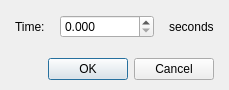
Old version of the form Editor/Dialogs/Commands/dialogcommandwait.ui in the repository RPG-Paper-Maker/RPG-Paper-Maker.
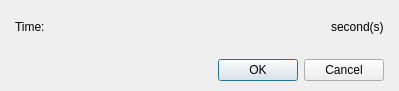
New version of the form. Custom widgets are drawn as their Qt base class.

The edit to the form file:
```diff
--- a/Editor/Dialogs/Commands/dialogcommandwait.ui
+++ b/Editor/Dialogs/Commands/dialogcommandwait.ui
@@ -6,8 +6,8 @@
    <rect>
     <x>0</x>
     <y>0</y>
-    <width>229</width>
-    <height>90</height>
+    <width>399</width>
+    <height>91</height>
    </rect>
   </property>
   <property name="windowTitle">
@@ -27,7 +27,7 @@
     <number>10</number>
    </property>
    <item row="0" column="0">
-    <layout class="QVBoxLayout" name="verticalLayout">
+    <layout class="QVBoxLayout" name="verticalLayout" stretch="1,0">
      <property name="spacing">
       <number>15</number>
      </property>
@@ -41,19 +41,28 @@
         </widget>
        </item>
        <item>
-        <widget class="QDoubleSpinBox" name="doubleSpinBox">
-         <property name="decimals">
-          <number>3</number>
+        <widget class="PanelPrimitiveValue" name="panelPrimitiveTime" native="true">
+         <property name="enabled">
+          <bool>true</bool>
          </property>
-         <property name="maximum">
-          <double>9999.000000000000000</double>
+         <property name="minimumSize">
+          <size>
+           <width>250</width>
+           <height>27</height>
+          </size>
+         </property>
+         <property name="maximumSize">
+          <size>
+           <width>250</width>
+           <height>27</height>
+          </size>
          </property>
         </widget>
        </item>
        <item>
         <widget class="QLabel" name="label_2">
          <property name="text">
-          <string>seconds</string>
+          <string>second(s)</string>
          </property>
         </widget>
        </item>
@@ -73,6 +82,14 @@
    </item>
   </layout>
  </widget>
+ <customwidgets>
+  <customwidget>
+   <class>PanelPrimitiveValue</class>
+   <extends>QWidget</extends>
+   <header>panelprimitivevalue.h</header>
+   <container>1</container>
+  </customwidget>
+ </customwidgets>
  <resources/>
  <connections>
   <connection>
```
